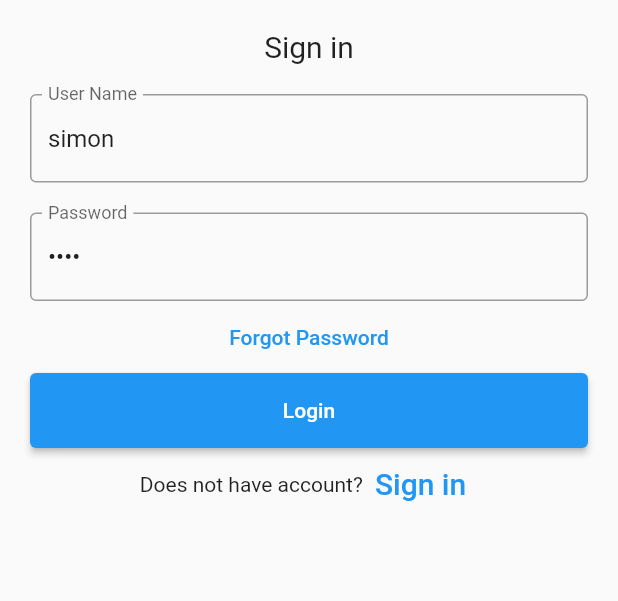
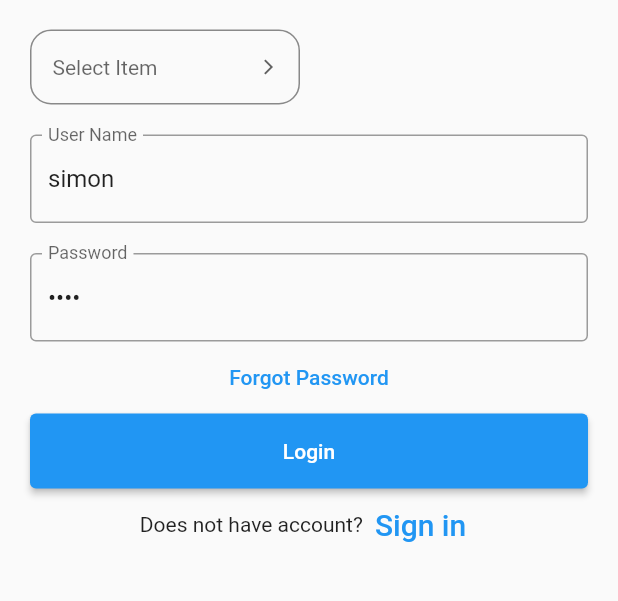
Before and after one commit to SimonChungGitHub/flutter_tutorial, a Flutter app: the screen it shows after launch, on a phone screen of 412 x 824 dp, the part 167-768 px from its top. Run offline on Flutter 3.47's test engine with Material 2 defaults, Android fonts, the phone set to English and light mode, and no system bars; drawn by our look-alikes of dropdown_button2; our stand-ins replace device_info_plus, dio, image_picker, package_info_plus; missing offline and left inert: nfc_manager.

Commit message:
CustomDropdownButton2

```diff
--- /dev/null
+++ b/lib/CustomDropdownButton2.dart
@@ -0,0 +1,149 @@
+import 'package:dropdown_button2/dropdown_button2.dart';
+import 'package:flutter/material.dart';
+
+class CustomDropdownButton2 extends StatelessWidget {
+  final String hint;
+  final String? value;
+  final List<String> dropdownItems;
+  final ValueChanged<String?>? onChanged;
+  final DropdownButtonBuilder? selectedItemBuilder;
+  final Alignment? hintAlignment;
+  final Alignment? valueAlignment;
+  final double? buttonHeight, buttonWidth;
+  final EdgeInsetsGeometry? buttonPadding;
+  final BoxDecoration? buttonDecoration;
+  final int? buttonElevation;
+  final Widget? icon;
+  final double? iconSize;
+  final Color? iconEnabledColor;
+  final Color? iconDisabledColor;
+  final double? itemHeight;
+  final EdgeInsetsGeometry? itemPadding;
+  final double? dropdownHeight, dropdownWidth;
+  final EdgeInsetsGeometry? dropdownPadding;
+  final BoxDecoration? dropdownDecoration;
+  final int? dropdownElevation;
+  final Radius? scrollbarRadius;
+  final double? scrollbarThickness;
+  final bool? scrollbarAlwaysShow;
+  final Offset offset;
+
+  const CustomDropdownButton2({
+    required this.hint,
+    required this.value,
+    required this.dropdownItems,
+    required this.onChanged,
+    this.selectedItemBuilder,
+    this.hintAlignment,
+    this.valueAlignment,
+    this.buttonHeight,
+    this.buttonWidth,
+    this.buttonPadding,
+    this.buttonDecoration,
+    this.buttonElevation,
+    this.icon,
+    this.iconSize,
+    this.iconEnabledColor,
+    this.iconDisabledColor,
+    this.itemHeight,
+    this.itemPadding,
+    this.dropdownHeight,
+    this.dropdownWidth,
+    this.dropdownPadding,
+    this.dropdownDecoration,
+    this.dropdownElevation,
+    this.scrollbarRadius,
+    this.scrollbarThickness,
+    this.scrollbarAlwaysShow,
+    this.offset = const Offset(0, 0),
+    Key? key,
+  }) : super(key: key);
+
+  @override
+  Widget build(BuildContext context) {
+    return DropdownButtonHideUnderline(
+      child: DropdownButton2(
+        //To avoid long text overflowing.
+        isExpanded: true,
+        hint: Container(
+          alignment: hintAlignment,
+          child: Text(
+            hint,
+            overflow: TextOverflow.ellipsis,
+            maxLines: 1,
+            style: TextStyle(
+              fontSize: 14,
+              color: Theme.of(context).hintColor,
+            ),
+          ),
+        ),
+        value: value,
+        items: dropdownItems
+            .map((item) => DropdownMenuItem<String>(
+          value: item,
+          child: Container(
+            alignment: valueAlignment,
+            child: Text(
+              item,
+              overflow: TextOverflow.ellipsis,
+              maxLines: 1,
+              style: const TextStyle(
+                fontSize: 14,
+              ),
+            ),
+          ),
+        ))
+            .toList(),
+        onChanged: onChanged,
+        selectedItemBuilder: selectedItemBuilder,
+        buttonStyleData: ButtonStyleData(
+          height: buttonHeight ?? 40,
+          width: buttonWidth ?? 140,
+          padding: buttonPadding ?? const EdgeInsets.only(left: 14, right: 14),
+          decoration: buttonDecoration ??
+              BoxDecoration(
+                borderRadius: BorderRadius.circular(14),
+                border: Border.all(
+                  color: Colors.black45,
+                ),
+              ),
+          elevation: buttonElevation,
+        ),
+        iconStyleData: IconStyleData(
+          icon: icon ?? const Icon(Icons.arrow_forward_ios_outlined),
+          iconSize: iconSize ?? 12,
+          iconEnabledColor: iconEnabledColor,
+          iconDisabledColor: iconDisabledColor,
+        ),
+        dropdownStyleData: DropdownStyleData(
+          //Max height for the dropdown menu & becoming scrollable if there are more items. If you pass Null it will take max height possible for the items.
+          maxHeight: dropdownHeight ?? 200,
+          width: dropdownWidth ?? 140,
+          padding: dropdownPadding,
+          decoration: dropdownDecoration ??
+              BoxDecoration(
+                borderRadius: BorderRadius.circular(14),
+              ),
+          elevation: dropdownElevation ?? 8,
+          //Null or Offset(0, 0) will open just under the button. You can edit as you want.
+          offset: offset,
+          //Default is false to show menu below button
+          isOverButton: false,
+          scrollbarTheme: ScrollbarThemeData(
+            radius: scrollbarRadius ?? const Radius.circular(40),
+            thickness: scrollbarThickness != null
+                ? MaterialStateProperty.all<double>(scrollbarThickness!)
+                : null,
+            thumbVisibility: scrollbarAlwaysShow != null
+                ? MaterialStateProperty.all<bool>(scrollbarAlwaysShow!)
+                : null,
+          ),
+        ),
+        menuItemStyleData: MenuItemStyleData(
+          height: itemHeight ?? 40,
+          padding: itemPadding ?? const EdgeInsets.only(left: 14, right: 14),
+        ),
+      ),
+    );
+  }
+}
--- a/lib/login.dart
+++ b/lib/login.dart
@@ -3,6 +3,7 @@ import 'package:flutter/material.dart';
 import 'package:flutter_tutorial/main.dart';
 import 'package:http/http.dart' as http;
 import 'package:nfc_manager/nfc_manager.dart';
+import 'CustomDropdownButton2.dart';
 import 'device_info.dart';
 
 class LoginPage extends StatefulWidget {
@@ -16,6 +17,17 @@ class _LoginPageState extends State<LoginPage> {
   TextEditingController usernameController = TextEditingController();
   TextEditingController passwordController = TextEditingController();
   ValueNotifier<dynamic> result = ValueNotifier("");
+  String? selectedValue;
+  final List<String> items = [
+    'Item1234567890',
+    'Item2',
+    'Item3',
+    'Item4',
+    'Item5',
+    'Item6',
+    'Item7',
+    'Item8',
+  ];
 
   @override
   void initState() {
@@ -86,7 +98,9 @@ class _LoginPageState extends State<LoginPage> {
         "tag": result.value,
       };
       var url = Uri.parse('http://192.168.0.238/okhttp/api/values/Login');
-      var response = await http.post(url, body: jsonEncode(map));
+      var response = await http
+          .post(url, body: jsonEncode(map))
+          .timeout(const Duration(seconds: 2));
       if (response.statusCode == 200) {
         return json.decode(response.body)['result'];
       }
@@ -99,7 +113,10 @@ class _LoginPageState extends State<LoginPage> {
   Future<void> showMsg(var isLoginSuccess) async {
     try {
       if (isLoginSuccess) {
-        runApp(const Home());
+        Navigator.push(context, MaterialPageRoute(builder: (context) {
+          return const Home();
+        }));
+        // runApp(const Home());
       } else {
         ScaffoldMessenger.of(context)
             .showSnackBar(const SnackBar(content: Text("登入失敗")));
@@ -126,12 +143,20 @@ class _LoginPageState extends State<LoginPage> {
                       fontSize: 30),
                 )),
             Container(
-                alignment: Alignment.center,
+                alignment: Alignment.centerLeft,
                 padding: const EdgeInsets.all(10),
-                child: const Text(
-                  'Sign in',
-                  style: TextStyle(fontSize: 20),
-                )),
+                child: CustomDropdownButton2(
+                    hint: 'Select Item',
+                    dropdownItems: items,
+                    value: selectedValue,
+                    buttonWidth: 180,
+                    buttonHeight: 50,
+                    dropdownWidth: 200,
+                    onChanged: (value) {
+                      setState(() {
+                        selectedValue = value;
+                      });
+                    })),
             Container(
               padding: const EdgeInsets.all(10),
               child: TextField(
--- a/lib/main.dart
+++ b/lib/main.dart
@@ -2,7 +2,10 @@ import 'package:flutter/material.dart';
 import 'package:flutter_tutorial/device_info.dart';
 import 'package:flutter_tutorial/login.dart';
 
-void main() => runApp(const MyApp());
+import 'image_picker.dart';
+
+void main() => runApp(
+    const MyApp());
 
 class MyApp extends StatelessWidget {
   const MyApp({Key? key}) : super(key: key);
@@ -28,6 +31,7 @@ class Home extends StatefulWidget {
 }
 
 class _HomeState extends State<Home> {
+
   @override
   Widget build(BuildContext context) {
     return MaterialApp(
@@ -72,8 +76,10 @@ class _HomeState extends State<Home> {
                     ),
                     title: const Text('Home'),
                     onTap: () {
-                      // Navigator.pop(context);
-                      runApp(const Home());
+                      Navigator.pop(context);
+                      Navigator.push(context, MaterialPageRoute(builder: (context) {
+                        return const Home();
+                      }));
                     },
                   ),
                   ListTile(
@@ -82,7 +88,10 @@ class _HomeState extends State<Home> {
                     ),
                     title: const Text('NFC Register'),
                     onTap: () {
-                      runApp(const DeviceInfo());
+                      Navigator.of(context);
+                      Navigator.push(context, MaterialPageRoute(builder: (context) {
+                        return const ImagePickerPage();
+                      }));
                     },
                   ),
                   ListTile(
@@ -91,7 +100,9 @@ class _HomeState extends State<Home> {
                     ),
                     title: const Text('QR Code Scanner'),
                     onTap: () {
-                      runApp(const DeviceInfo());
+                      Navigator.push(context, MaterialPageRoute(builder: (context) {
+                        return const ImagePickerPage();
+                      }));
                     },
                   ),
                   ListTile(
@@ -100,6 +111,7 @@ class _HomeState extends State<Home> {
                     ),
                     title: const Text('Custom Gallery'),
                     onTap: () {
+                      Navigator.pop(context);
                       runApp(const DeviceInfo());
                     },
                   ),
@@ -109,6 +121,7 @@ class _HomeState extends State<Home> {
                     ),
                     title: const Text('Device Info'),
                     onTap: () {
+                      Navigator.pop(context);
                       runApp(const DeviceInfo());
                     },
                   ),
@@ -132,13 +145,7 @@ class _HomeState extends State<Home> {
             ),
           ),
           body: const Center(
-            child: Column(
-              children: [
-                SizedBox(
-                  height: 50,
-                ),
-              ],
-            ),
+            child: Text("this is home page"),
           ),
         ));
   }
--- a/pubspec.yaml
+++ b/pubspec.yaml
@@ -41,6 +41,7 @@ dependencies:
   dio: ^5.1.2
   http: ^0.13.6
   nfc_manager: ^3.2.0
+  dropdown_button2: ^2.1.2
 
 dev_dependencies:
   flutter_test:
```
Also changed, not shown: pubspec.lock.
